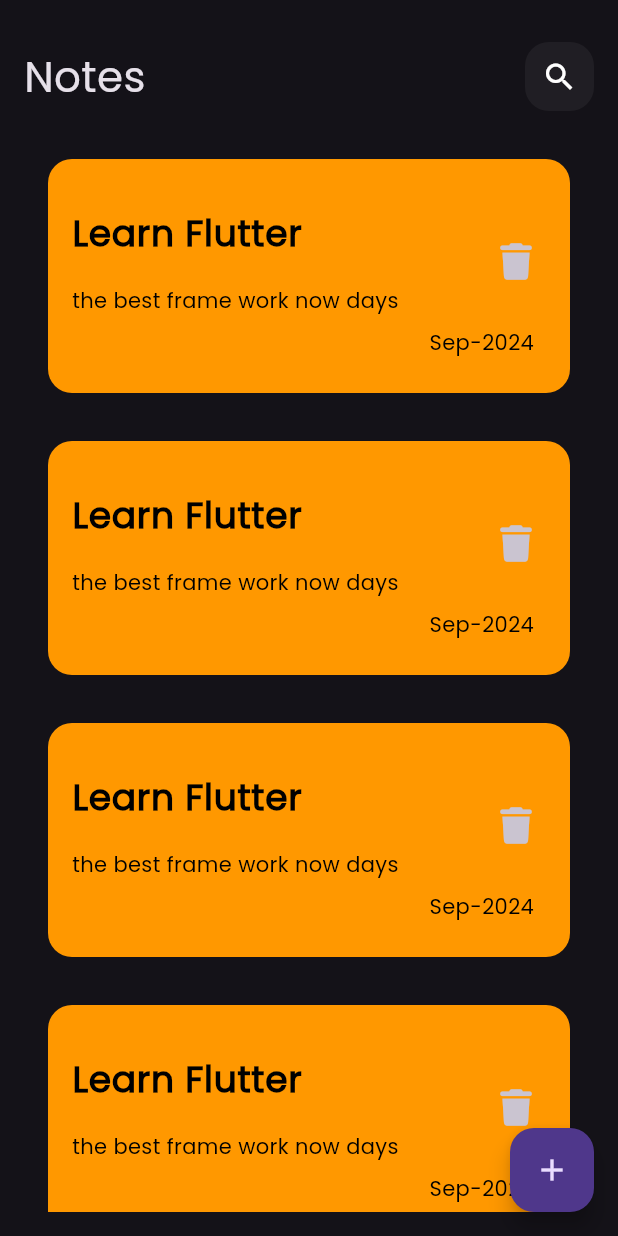
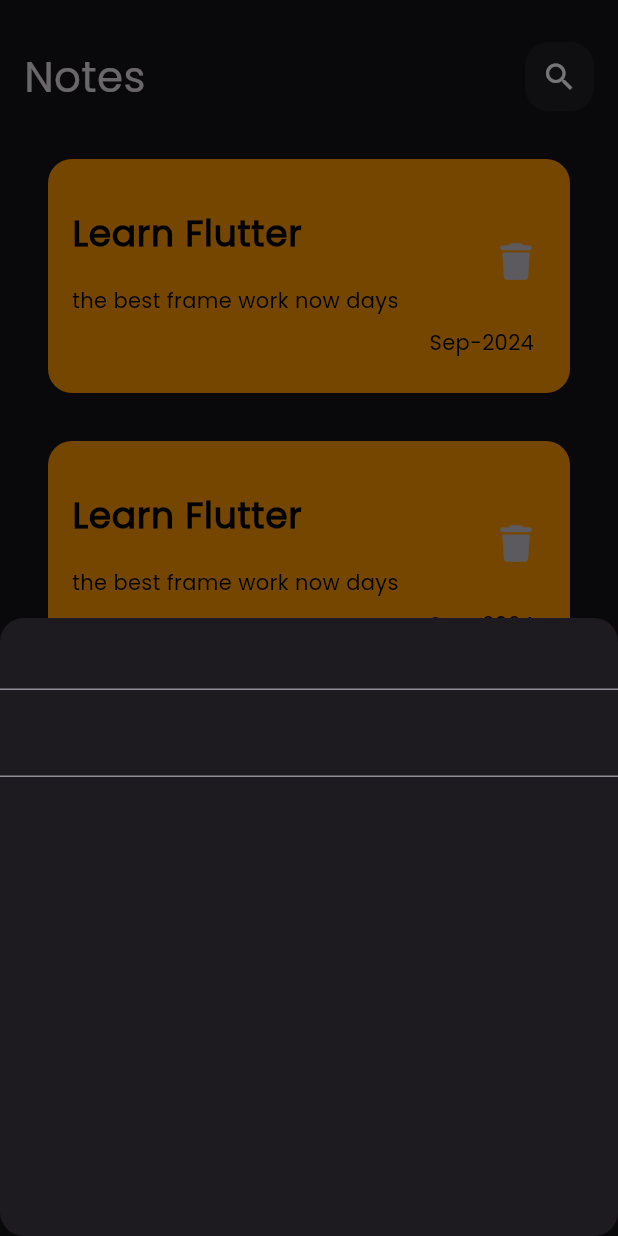
Before and after one commit to Muhanad-eng/app_notes, a Flutter app: the screen it shows after launch, after a tap on the "add" icon, on a phone screen of 412 x 824 dp. Run offline on Flutter 3.47's test engine with Material 3 defaults, Android fonts, the phone set to English and light mode, and no system bars; our stand-ins replace font_awesome_flutter.

Commit message:
create modal bottom sheet

```diff
--- a/lib/views/notes_view.dart
+++ b/lib/views/notes_view.dart
@@ -1,3 +1,4 @@
+import 'package:app_note/widgets/bottom_sheet.dart';
 import 'package:app_note/widgets/note_body.dart';
 import 'package:app_note/widgets/note_item.dart';
 import 'package:flutter/material.dart';
@@ -9,9 +10,17 @@ class NotesView extends StatelessWidget {
 
   @override
   Widget build(BuildContext context) {
-    return  Scaffold(
-      floatingActionButton: FloatingActionButton(onPressed: (){},child:const Icon(Icons.add),),
-      body:NoteBody()
-    );
+    return Scaffold(
+        floatingActionButton: FloatingActionButton(
+          onPressed: () {
+            showModalBottomSheet(
+              shape: RoundedRectangleBorder(
+                borderRadius: BorderRadius.circular(16)
+              ),
+                context: context, builder: (context) => CusttomBottomSheet());
+          },
+          child: const Icon(Icons.add),
+        ),
+        body: NoteBody());
   }
 }
--- /dev/null
+++ b/lib/widgets/bottom_sheet.dart
@@ -0,0 +1,28 @@
+import 'package:flutter/material.dart';
+
+class CusttomBottomSheet extends StatelessWidget {
+  const CusttomBottomSheet({super.key});
+
+  @override
+  Widget build(BuildContext context) {
+    return Container(
+      height: MediaQuery.of(context).size.height/2,
+
+      decoration: BoxDecoration(
+        //color: Colors.grey,
+
+
+      ),
+      child: Column(
+        children: [
+          TextField(),
+          SizedBox(height:10),
+          TextField(),
+           SizedBox(height:20),
+           MaterialButton(onPressed: (){})
+
+        ],
+      ),
+    );
+  }
+}
```
